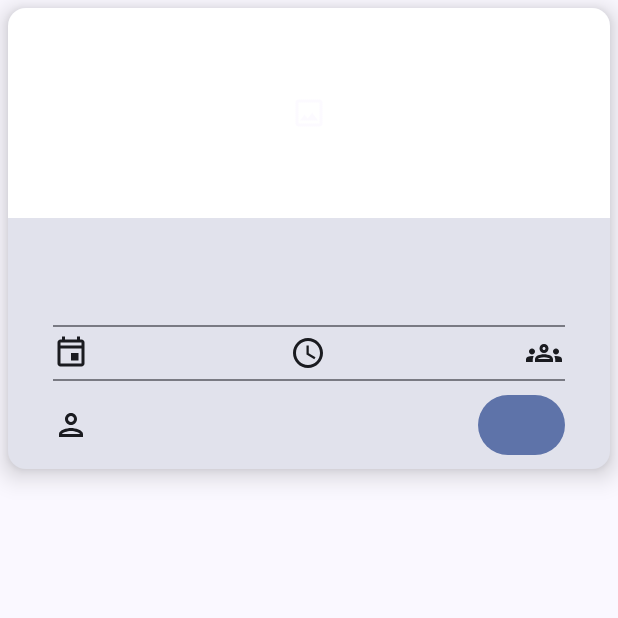
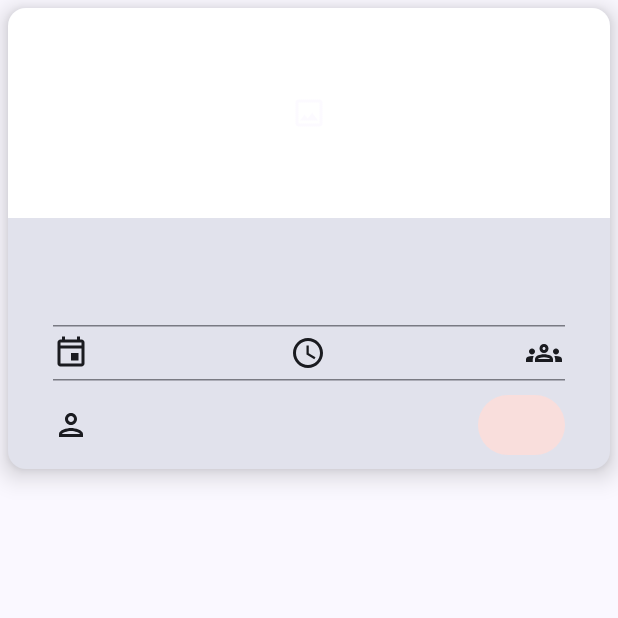
Before and after one commit to MikaelFangel/SLGIApp, an Android app built with Jetpack Compose: the composable EventCard called with empty values, on a phone screen of 412 x 824 dp, the top half of it. Run offline under Robolectric (Android 15) with nearby library versions, the phone set to English and light mode, and no system bars.

Commit message:
made the button change color on participation

```diff
--- a/app/src/main/java/com/slgi/slgiapp/data/Event.kt
+++ b/app/src/main/java/com/slgi/slgiapp/data/Event.kt
@@ -8,8 +8,6 @@ data class Event(
     val name: String = "",
     val description: String = "",
     val imageUrl: String = "",
-    val participants: Long = 0,
-    val userParticipation: Boolean = false,
     val dateAndTime: Timestamp = Timestamp(0, 0),
     val fireleader: String = "",
 )
--- a/app/src/main/java/com/slgi/slgiapp/ui/UpcomingEventsScreen.kt
+++ b/app/src/main/java/com/slgi/slgiapp/ui/UpcomingEventsScreen.kt
@@ -54,7 +54,8 @@ fun UpcomingEventsScreen(viewModel: UpcomingEventsScreenViewModel) {
                     eventNumberOfParticipants = participants.value.size.toString(),
                     eventFireleader = it.fireleader,
                     buttonText = if (userParticipation != null && userParticipation.value.isEmpty())
-                        stringResource(R.string.participate) else stringResource(R.string.resign)
+                        stringResource(R.string.participate) else stringResource(R.string.resign),
+                    participating = (userParticipation != null && userParticipation.value.isEmpty())
                 ) {
                     CoroutineScope(Dispatchers.IO).launch {
                         viewModel.toggleParticipation(it.id)
--- a/app/src/main/java/com/slgi/slgiapp/ui/shared/EventCard.kt
+++ b/app/src/main/java/com/slgi/slgiapp/ui/shared/EventCard.kt
@@ -21,13 +21,16 @@ import androidx.compose.material.icons.outlined.WatchLater
 import androidx.compose.material3.Button
 import androidx.compose.material3.ButtonDefaults
 import androidx.compose.material3.CardDefaults
-import androidx.compose.material3.Divider
 import androidx.compose.material3.ElevatedCard
+import androidx.compose.material3.HorizontalDivider
 import androidx.compose.material3.Icon
 import androidx.compose.material3.MaterialTheme
 import androidx.compose.material3.Surface
 import androidx.compose.material3.Text
 import androidx.compose.runtime.Composable
+import androidx.compose.runtime.mutableStateOf
+import androidx.compose.runtime.remember
+
 import androidx.compose.ui.Alignment
 import androidx.compose.ui.Modifier
 import androidx.compose.ui.draw.clip
@@ -50,6 +53,7 @@ fun EventCard(
     eventNumberOfParticipants: String,
     eventFireleader: String,
     buttonText: String,
+    participating: Boolean,
     buttonOnClickAction: () -> Unit
 ) {
     ElevatedCard(
@@ -101,7 +105,7 @@ fun EventCard(
             Spacer(modifier = Modifier.height(10.dp))
 
             // General information about the event
-            Divider()
+            HorizontalDivider()
             Row(
                 horizontalArrangement = Arrangement.SpaceBetween,
                 modifier = Modifier
@@ -126,7 +130,7 @@ fun EventCard(
                     information = eventNumberOfParticipants
                 )
             }
-            Divider()
+            HorizontalDivider()
             Spacer(modifier = Modifier.height(5.dp))
 
             // Fireleader information and button for participation
@@ -137,7 +141,7 @@ fun EventCard(
                 Column(modifier = Modifier.weight(1f)) {
                     EventInformation(Icons.Outlined.Person, null, eventFireleader)
                 }
-                ParticipationButton(buttonText, buttonOnClickAction)
+                ParticipationButton(buttonText, participating, buttonOnClickAction)
             }
         }
     }
@@ -161,11 +165,12 @@ fun EventInformation(icon: ImageVector, contentDescription: String?, information
 }
 
 @Composable
-fun ParticipationButton(buttonText: String, onClickAction: () -> Unit) {
+fun ParticipationButton(buttonText: String, participating: Boolean, onClickAction: () -> Unit) {
     Button(
         onClick = onClickAction,
-        colors = ButtonDefaults.buttonColors(
-            MaterialTheme.colorScheme.primaryContainer
+        colors =
+        ButtonDefaults.buttonColors(
+            if (participating) MaterialTheme.colorScheme.primaryContainer else MaterialTheme.colorScheme.errorContainer,
         )
     ) {
         Text(
@@ -188,7 +193,8 @@ fun EventCardPreview() {
                 eventTime = "10:00-13:00",
                 eventNumberOfParticipants = "10",
                 eventFireleader = "A. Andersen",
-                buttonText = "Button Text"
+                buttonText = "Button Text",
+                participating = true
             ) {
             }
         }
```
